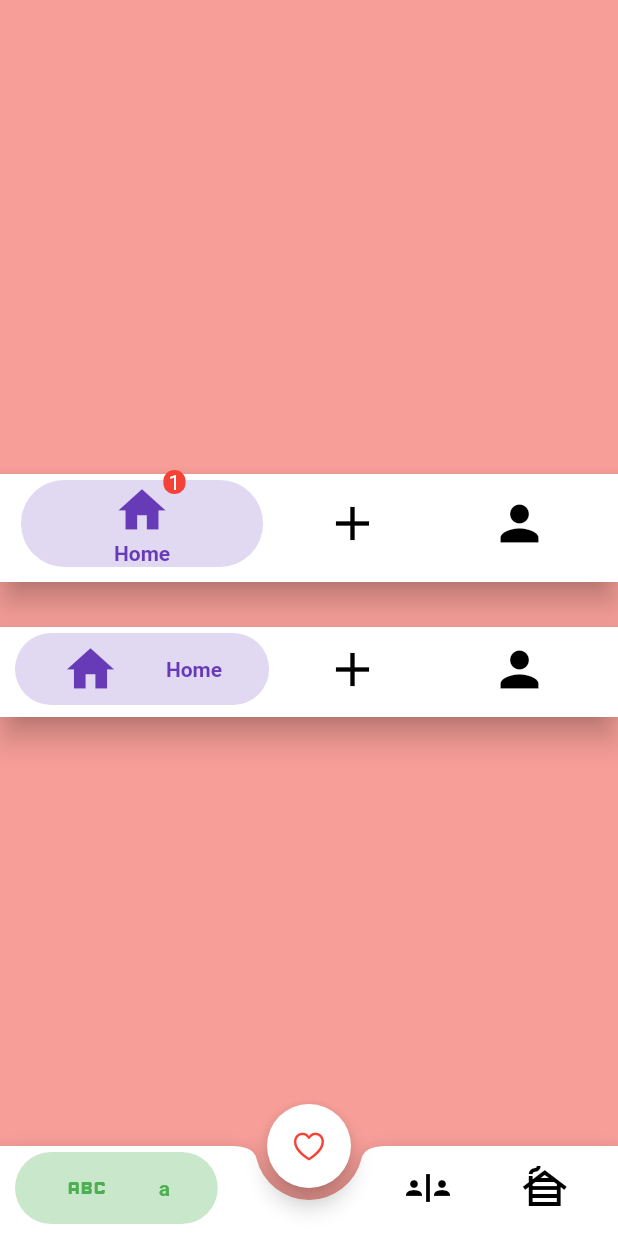
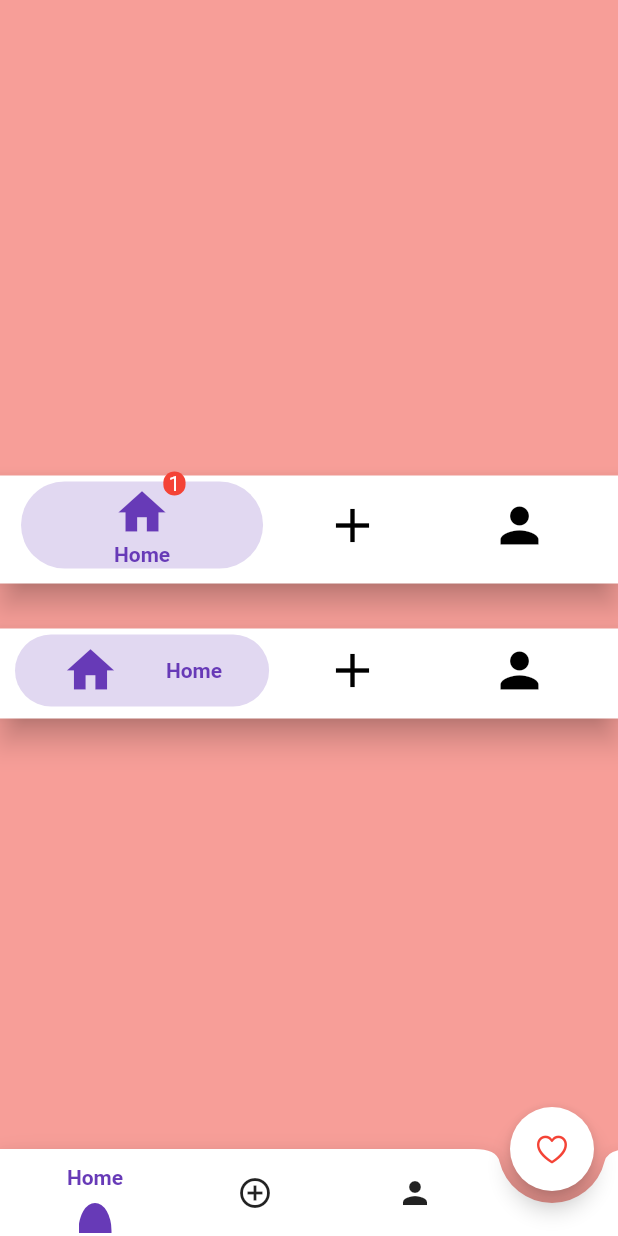
Before and after one commit to MarsadMaqsood/stylish_bottom_bar, a Flutter app: the screen it shows after launch, on a phone screen of 412 x 824 dp. Run offline on Flutter 3.47's test engine with Material 2 defaults, Android fonts, the phone set to English and light mode, and no system bars.

Commit message:
Added new style in animated nav tile (liquid)

```diff
--- a/example/lib/main.dart
+++ b/example/lib/main.dart
@@ -90,7 +90,6 @@ class _MyHomePageState extends State<MyHomePage> {
                         "Profile",
                       ),
                     ),
-                    // AnimatedBarItems(icon: Icon(Icons.abc), title: Text('ss')),
                   ],
 
                   // inkColor: Colors.yellow,
@@ -163,42 +162,39 @@ class _MyHomePageState extends State<MyHomePage> {
           ),
         ),
       ),
-      bottomNavigationBar: BubbleNavigationBar(
+      bottomNavigationBar: StylishBottomBar(
         items: [
-          // AnimatedBarItems(
-          //     icon: Icon(
-          //       Icons.home,
-          //     ),
-          //     selectedColor: Colors.deepPurple,
-          //     backgroundColor: Colors.amber,
-          //     title: Text('Home')),
-          // AnimatedBarItems(
-          //     icon: Icon(
-          //       Icons.add_circle_outline,
-          //     ),
-          //     selectedColor: Colors.green,
-          //     backgroundColor: Colors.amber,
-          //     title: Text('Add')),
-          // AnimatedBarItems(
-          //     icon: Icon(
-          //       Icons.person,
-          //     ),
-          //     backgroundColor: Colors.amber,
-          //     selectedColor: Colors.pinkAccent,
-          //     title: Text('Profile')),
-
-          BubbleBarItem(icon: Icon(Icons.abc), title: Text('a')),
-          BubbleBarItem(icon: Icon(Icons.safety_divider), title: Text('b')),
-          BubbleBarItem(icon: Icon(Icons.cabin), title: Text('c')),
+          AnimatedBarItems(
+              icon: Icon(
+                Icons.home,
+              ),
+              selectedColor: Colors.deepPurple,
+              backgroundColor: Colors.amber,
+              title: Text('Home')),
+          AnimatedBarItems(
+              icon: Icon(
+                Icons.add_circle_outline,
+              ),
+              selectedColor: Colors.green,
+              backgroundColor: Colors.amber,
+              title: Text('Add')),
+          AnimatedBarItems(
+              icon: Icon(
+                Icons.person,
+              ),
+              backgroundColor: Colors.amber,
+              selectedColor: Colors.pinkAccent,
+              title: Text('Profile')),
+          // BubbleBarItem(icon: Icon(Icons.abc), title: Text('a')),
+          // BubbleBarItem(icon: Icon(Icons.safety_divider), title: Text('b')),
+          // BubbleBarItem(icon: Icon(Icons.cabin), title: Text('c')),
         ],
         iconSize: 32,
-        // barAnimation: BarAnimation.liquid,
+        barAnimation: BarAnimation.liquid,
         // iconStyle: IconStyle.animated,
         // iconStyle: IconStyle.simple,
-        // fabLocation: StylishBarFabLocation.end,
         hasNotch: true,
-
-        fabLocation: StylishBarFabLocation.center,
+        fabLocation: StylishBarFabLocation.end,
         opacity: 0.3,
         currentIndex: selected ?? 0,
         onTap: (index) {
@@ -219,7 +215,7 @@ class _MyHomePageState extends State<MyHomePage> {
           color: Colors.red,
         ),
       ),
-      floatingActionButtonLocation: FloatingActionButtonLocation.centerDocked,
+      floatingActionButtonLocation: FloatingActionButtonLocation.endDocked,
       // backgroundColor:
       //     bgColor != null ? bgColor.withOpacity(1.0) : Colors.white,
     );
--- a/lib/src/anim_nav/animated_nav_tiles.dart
+++ b/lib/src/anim_nav/animated_nav_tiles.dart
@@ -91,8 +91,21 @@ class AnimatedNavigationTiles extends StatelessWidget {
             selected ? CrossFadeState.showFirst : CrossFadeState.showSecond,
       ),
       Spacer(),
-      if (selected)
-        Container(
+      // if (selected)
+      // Container(
+      //   height: 20,
+      //   width: 22,
+      //   decoration: BoxDecoration(
+      //     color: items.selectedColor,
+      //     borderRadius: BorderRadius.only(
+      //       topLeft: Radius.elliptical(12, 20),
+      //       topRight: Radius.elliptical(12, 20),
+      //     ),
+      //   ),
+      // ),
+      AnimatedCrossFade(
+        firstChild: Container(),
+        secondChild: Container(
           height: 20,
           width: 22,
           decoration: BoxDecoration(
@@ -103,6 +116,13 @@ class AnimatedNavigationTiles extends StatelessWidget {
             ),
           ),
         ),
+        duration: Duration(milliseconds: 300),
+        sizeCurve: Curves.linear,
+        firstCurve: Curves.fastOutSlowIn,
+        secondCurve: Curves.fastOutSlowIn.flipped,
+        crossFadeState:
+            selected ? CrossFadeState.showSecond : CrossFadeState.showFirst,
+      ),
     ];
   }
 
--- a/lib/src/bottom_bar.dart
+++ b/lib/src/bottom_bar.dart
@@ -63,7 +63,7 @@ class StylishBottomBar extends StatefulWidget {
   ///this is also used to set bulk color to unselected icons
   ///
   ///Only Availble for Bubble Bottom Bar
-  Color? unselectedIconColor;
+  final Color? unselectedIconColor;
 
   ///Use this to customize bubble background fill style
   ///You can use border with [BubbleFillStyle.outlined]
```
